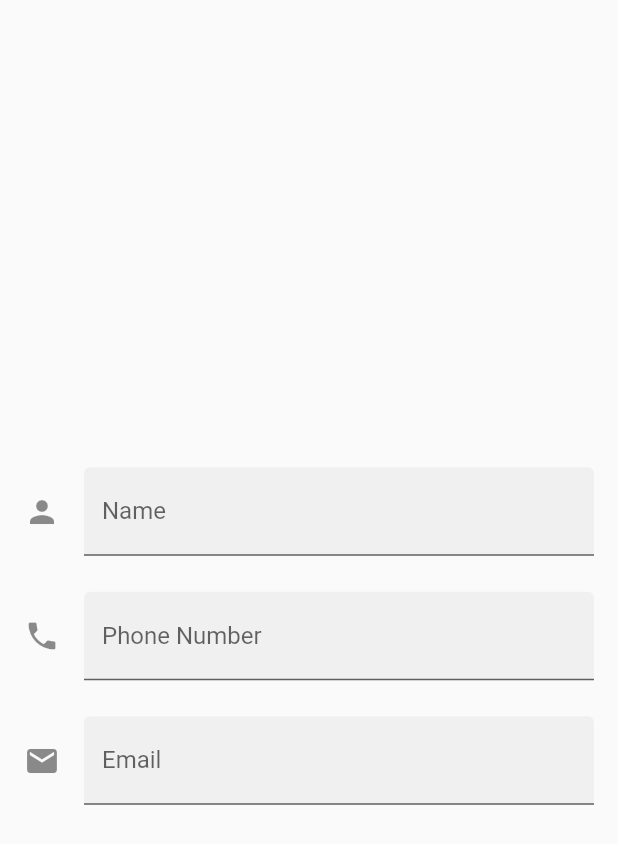
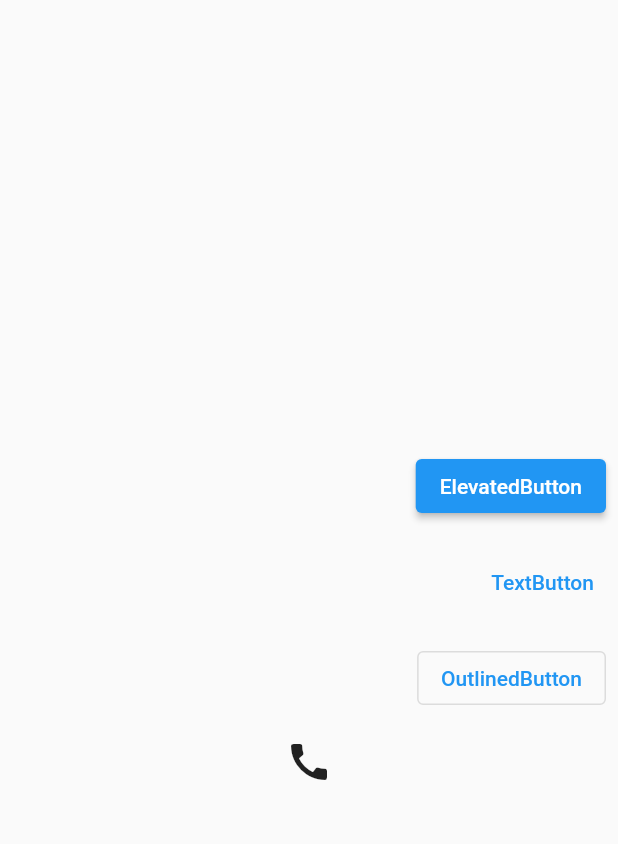
Before and after one commit to elMerra/eventually, a Flutter app: the screen it shows after launch, on a phone screen of 412 x 824 dp. Shown: the top 844 px of the screen. Run offline on Flutter 3.47's test engine with Material 2 defaults, Android fonts, the phone set to English and light mode, and no system bars.

Commit message:
New widgets added and a testScreen added to test every widget to work properly

```diff
--- a/lib/main.dart
+++ b/lib/main.dart
@@ -1,7 +1,6 @@
 import 'package:flutter/material.dart';
-import './screens/homescreen.dart';
-import './screens/loginscreen.dart';
 import 'package:flutter/services.dart';
+import './screens/testScreen.dart';
 
 void main() {
   runApp(const MyApp());
@@ -18,7 +17,7 @@ class MyApp extends StatelessWidget {
     ));
     return const MaterialApp(
       debugShowCheckedModeBanner: false,
-      home: LoginScreen(),
+      home: TestScreen(),
     );
   }
 }
--- a/lib/screens/loginscreen.dart
+++ b/lib/screens/loginscreen.dart
@@ -1,11 +1,12 @@
 import 'package:flutter/material.dart';
 import 'package:pandiller_alpha/Widgets/userNameInput.dart';
+import 'package:pandiller_alpha/widgets/allButtons.dart';
 
 class LoginScreen extends StatelessWidget {
   const LoginScreen({Key? key}) : super(key: key);
 
   @override
   Widget build(BuildContext context) {
-    return Scaffold(body: Center(child: UserNameInput()));
+    return Scaffold(body: Column(children: [UserNameInput()]));
   }
 }
--- /dev/null
+++ b/lib/screens/testScreen.dart
@@ -0,0 +1,19 @@
+import 'package:flutter/material.dart';
+import 'package:pandiller_alpha/Widgets/userNameInput.dart';
+import 'package:pandiller_alpha/widgets/allButtons.dart';
+import 'package:pandiller_alpha/widgets/allCards.dart';
+
+class TestScreen extends StatelessWidget {
+  const TestScreen({Key? key}) : super(key: key);
+
+  @override
+  Widget build(BuildContext context) {
+    return Scaffold(
+      body: Column(
+        mainAxisAlignment: MainAxisAlignment.center,
+        crossAxisAlignment: CrossAxisAlignment.center,
+        children: const <Widget>[Button1(), Button2(), Button3(), Button4()],
+      ),
+    );
+  }
+}
--- /dev/null
+++ b/lib/widgets/allButtons.dart
@@ -0,0 +1,99 @@
+import 'package:flutter/material.dart';
+
+//This is button 1
+class Button1 extends StatelessWidget {
+  const Button1({Key? key}) : super(key: key);
+
+  @override
+  Widget build(BuildContext context) {
+    void _showSnack() => ScaffoldMessenger.of(context).showSnackBar(
+          const SnackBar(
+            content: Text('Button tapped'),
+            duration: Duration(milliseconds: 500),
+          ),
+        );
+
+    return Center(
+      child: ButtonBar(
+        children: <Widget>[
+          ElevatedButton(
+              onPressed: _showSnack, child: const Text('ElevatedButton'))
+        ],
+      ),
+    );
+  }
+}
+
+//This is button 2
+class Button2 extends StatelessWidget {
+  const Button2({Key? key}) : super(key: key);
+
+  @override
+  Widget build(BuildContext context) {
+    void _showSnack() => ScaffoldMessenger.of(context).showSnackBar(
+          const SnackBar(
+            content: Text('Button tapped'),
+            duration: Duration(milliseconds: 500),
+          ),
+        );
+
+    return Center(
+      child: ButtonBar(
+        children: <Widget>[
+          TextButton(
+            onPressed: _showSnack,
+            child: const Text('TextButton'),
+          ),
+        ],
+      ),
+    );
+  }
+}
+
+//This is button 3
+class Button3 extends StatelessWidget {
+  const Button3({Key? key}) : super(key: key);
+
+  @override
+  Widget build(BuildContext context) {
+    void _showSnack() => ScaffoldMessenger.of(context).showSnackBar(
+          const SnackBar(
+            content: Text('Button tapped'),
+            duration: Duration(milliseconds: 500),
+          ),
+        );
+    return Center(
+      child: ButtonBar(
+        children: <Widget>[
+          OutlinedButton(
+            onPressed: _showSnack,
+            child: const Text('OutlinedButton'),
+          ),
+        ],
+      ),
+    );
+  }
+}
+
+//This is button 4
+class Button4 extends StatelessWidget {
+  const Button4({Key? key}) : super(key: key);
+
+  @override
+  Widget build(BuildContext context) {
+    void _showSnack() => ScaffoldMessenger.of(context).showSnackBar(
+          const SnackBar(
+            content: Text('Button tapped'),
+            duration: Duration(milliseconds: 500),
+          ),
+        );
+    return Center(
+      child: IconButton(
+        iconSize: 32.0,
+        icon: const Icon(Icons.call),
+        tooltip: 'Place a phone call',
+        onPressed: _showSnack,
+      ),
+    );
+  }
+}
```
Also changed, not shown: lib/Widgets/userNameInput.dart (+19 -1 lines), lib/widgets/allCards.dart (added, +139 -0 lines).
